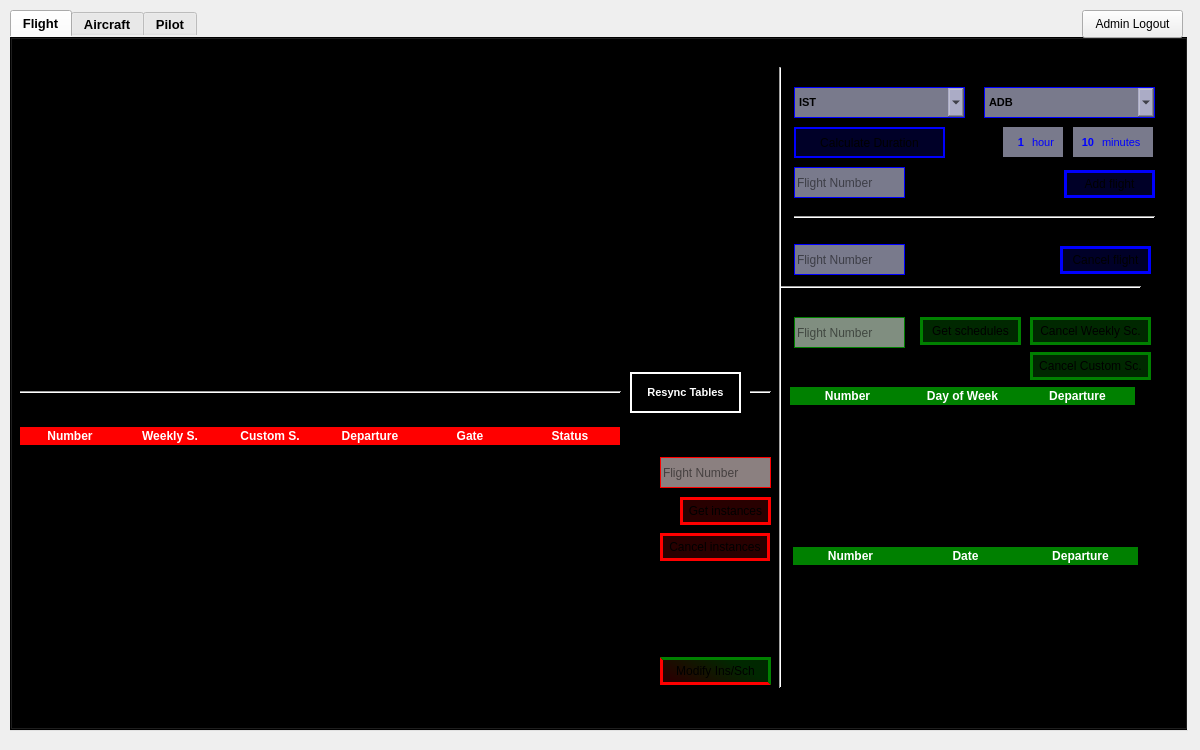
This is amsqt2.ui in anilergan/AirlineManagementSystem as Qt 5 draws it before an edit. The edited form follows.
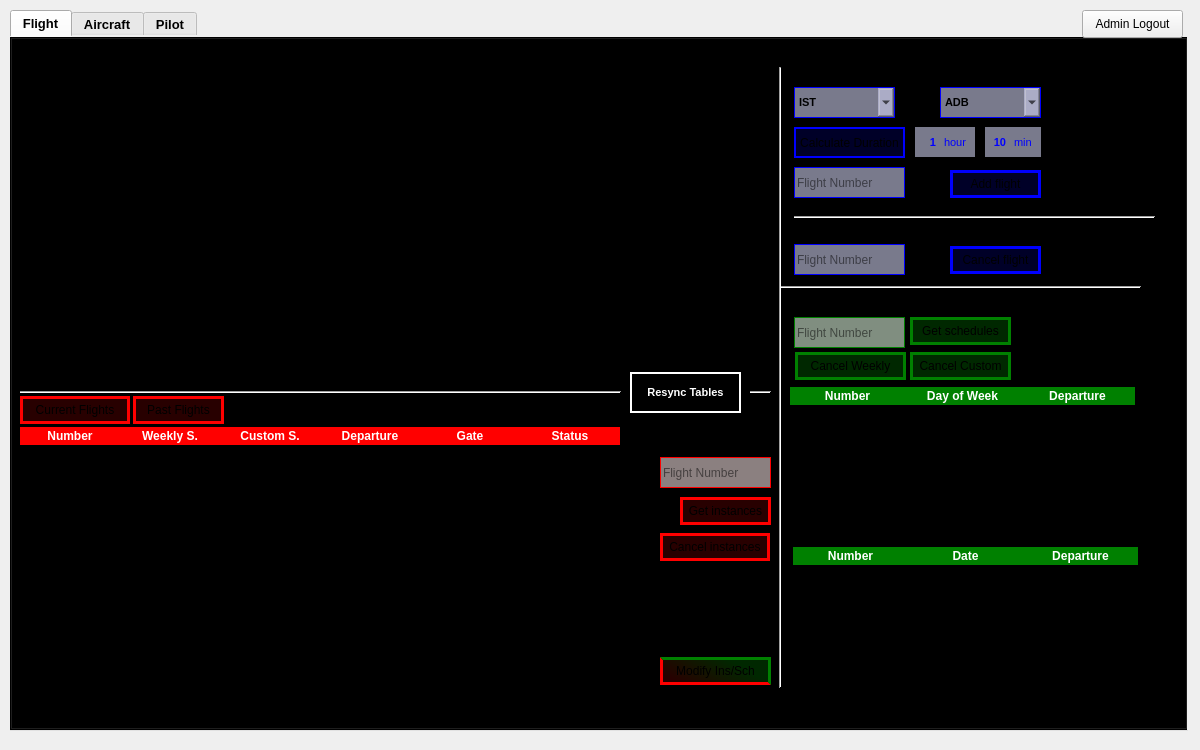
This is the edited form. The open tabs and pages were chosen to show the change. Icons and pictures are not drawn.

The edit to the form file:
```diff
--- a/amsqt2.ui
+++ b/amsqt2.ui
@@ -4000,7 +4000,7 @@
          <widget class="QPushButton" name="button_flight_cancel">
           <property name="geometry">
            <rect>
-            <x>1050</x>
+            <x>940</x>
             <y>209</y>
             <width>91</width>
             <height>28</height>
@@ -4020,7 +4020,7 @@
          <widget class="QPushButton" name="button_flight_add">
           <property name="geometry">
            <rect>
-            <x>1054</x>
+            <x>940</x>
             <y>133</y>
             <width>91</width>
             <height>28</height>
@@ -4190,7 +4190,7 @@
            <rect>
             <x>784</x>
             <y>50</y>
-            <width>171</width>
+            <width>101</width>
             <height>31</height>
            </rect>
           </property>
@@ -4253,9 +4253,9 @@
          <widget class="QComboBox" name="combobox_flight_arrival">
           <property name="geometry">
            <rect>
-            <x>974</x>
+            <x>930</x>
             <y>50</y>
-            <width>171</width>
+            <width>101</width>
             <height>31</height>
            </rect>
           </property>
@@ -4309,7 +4309,7 @@
          <widget class="QLabel" name="label_show_evaluate_duration_hour">
           <property name="geometry">
            <rect>
-            <x>993</x>
+            <x>905</x>
             <y>90</y>
             <width>25</width>
             <height>30</height>
@@ -4340,7 +4340,7 @@
          <widget class="QLabel" name="label_text_hour">
           <property name="geometry">
            <rect>
-            <x>1018</x>
+            <x>930</x>
             <y>90</y>
             <width>35</width>
             <height>30</height>
@@ -4414,7 +4414,7 @@
          <widget class="QLabel" name="text_arrival_airport">
           <property name="geometry">
            <rect>
-            <x>974</x>
+            <x>930</x>
             <y>30</y>
             <width>121</width>
             <height>16</height>
@@ -4564,7 +4564,7 @@
          <widget class="QLabel" name="label_show_evaluate_duration_minute">
           <property name="geometry">
            <rect>
-            <x>1063</x>
+            <x>975</x>
             <y>90</y>
             <width>25</width>
             <height>30</height>
@@ -4595,9 +4595,9 @@
          <widget class="QLabel" name="label_text_minute">
           <property name="geometry">
            <rect>
-            <x>1088</x>
+            <x>1000</x>
             <y>90</y>
-            <width>55</width>
+            <width>31</width>
             <height>30</height>
            </rect>
           </property>
@@ -4617,7 +4617,7 @@
 border: 1px solid transparent;</string>
           </property>
           <property name="text">
-           <string>minutes</string>
+           <string>min</string>
           </property>
          </widget>
          <widget class="QPushButton" name="button_cal_duration">
@@ -4625,7 +4625,7 @@
            <rect>
             <x>784</x>
             <y>90</y>
-            <width>151</width>
+            <width>111</width>
             <height>31</height>
            </rect>
           </property>
@@ -4837,7 +4837,7 @@
          <widget class="QPushButton" name="button_get_schedule">
           <property name="geometry">
            <rect>
-            <x>910</x>
+            <x>900</x>
             <y>280</y>
             <width>101</width>
             <height>28</height>
@@ -5014,9 +5014,9 @@
          <widget class="QPushButton" name="button_cancel_schedule_w">
           <property name="geometry">
            <rect>
-            <x>1020</x>
-            <y>280</y>
-            <width>121</width>
+            <x>785</x>
+            <y>315</y>
+            <width>111</width>
             <height>28</height>
            </rect>
           </property>
@@ -5040,7 +5040,7 @@
 border: 3px solid green</string>
           </property>
           <property name="text">
-           <string>Cancel Weekly Sc.</string>
+           <string>Cancel Weekly</string>
           </property>
          </widget>
          <widget class="QLabel" name="text_info_schedule">
@@ -5114,9 +5114,9 @@
          <widget class="QPushButton" name="button_cancel_schedule_c">
           <property name="geometry">
            <rect>
-            <x>1020</x>
+            <x>900</x>
             <y>315</y>
-            <width>121</width>
+            <width>101</width>
             <height>28</height>
            </rect>
           </property>
@@ -5140,7 +5140,71 @@
 border: 3px solid green</string>
           </property>
           <property name="text">
-           <string>Cancel Custom Sc.</string>
+           <string>Cancel Custom</string>
+          </property>
+         </widget>
+         <widget class="QPushButton" name="button_past_flights">
+          <property name="geometry">
+           <rect>
+            <x>123</x>
+            <y>359</y>
+            <width>91</width>
+            <height>28</height>
+           </rect>
+          </property>
+          <property name="minimumSize">
+           <size>
+            <width>91</width>
+            <height>28</height>
+           </size>
+          </property>
+          <property name="maximumSize">
+           <size>
+            <width>91</width>
+            <height>28</height>
+           </size>
+          </property>
+          <property name="cursor">
+           <cursorShape>PointingHandCursor</cursorShape>
+          </property>
+          <property name="styleSheet">
+           <string notr="true">background-color: rgb(255, 0, 0,40);
+border: 3px solid red</string>
+          </property>
+          <property name="text">
+           <string>Past Flights</string>
+          </property>
+         </widget>
+         <widget class="QPushButton" name="button_current_flights">
+          <property name="geometry">
+           <rect>
+            <x>10</x>
+            <y>359</y>
+            <width>110</width>
+            <height>28</height>
+           </rect>
+          </property>
+          <property name="minimumSize">
+           <size>
+            <width>110</width>
+            <height>28</height>
+           </size>
+          </property>
+          <property name="maximumSize">
+           <size>
+            <width>110</width>
+            <height>28</height>
+           </size>
+          </property>
+          <property name="cursor">
+           <cursorShape>PointingHandCursor</cursorShape>
+          </property>
+          <property name="styleSheet">
+           <string notr="true">background-color: rgb(255, 0, 0,40);
+border: 3px solid red</string>
+          </property>
+          <property name="text">
+           <string>Current Flights</string>
           </property>
          </widget>
         </widget>
```
Left out of the diff: 99 changed lines with no effect on the pictures.
